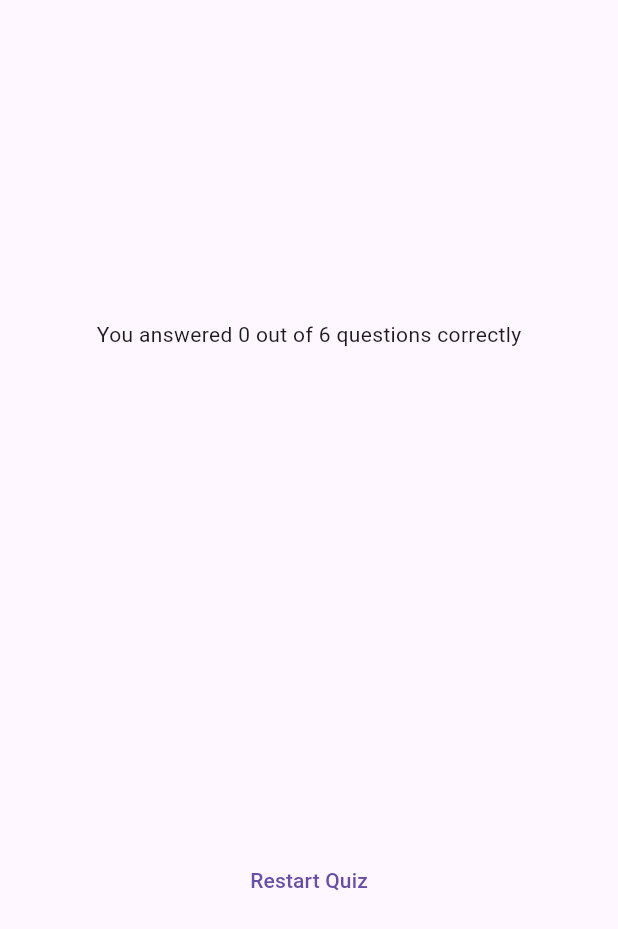
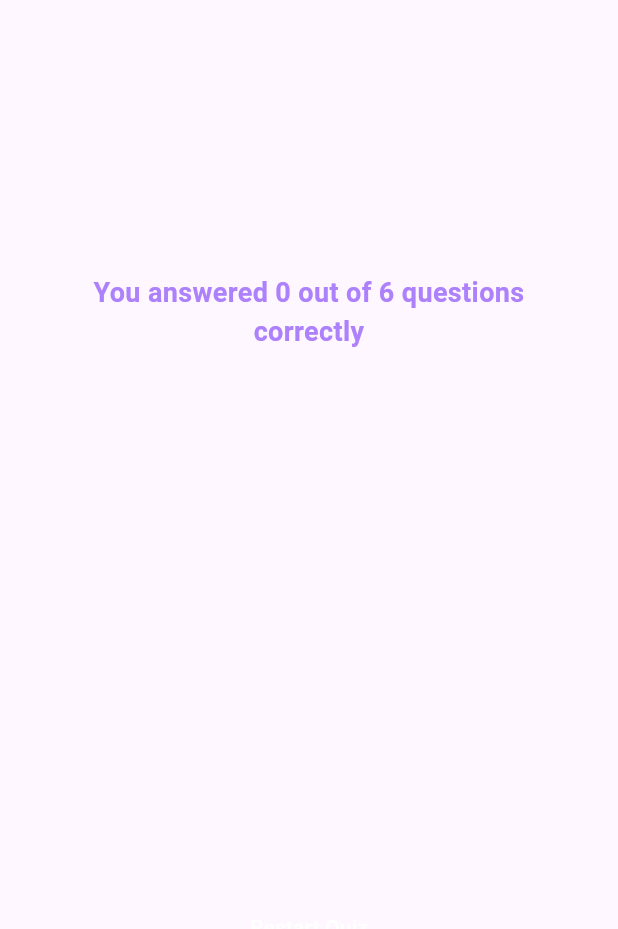
Before and after one commit to Ramahadam/Flutter-Learning, a Flutter app: the ResultsScreen widget shown alone on an empty page, opened directly with empty values, on a phone screen of 412 x 824 dp. Shown: the top 929 px of the screen. Run offline on Flutter 3.47's test engine with Material 3 defaults, Android fonts, the phone set to English and light mode, and no system bars; our stand-ins replace google_fonts.

Commit message:
feat(summary): style summary results widget

```diff
--- a/adv_basics/lib/results_screen.dart
+++ b/adv_basics/lib/results_screen.dart
@@ -37,10 +37,23 @@ class ResultsScreen extends StatelessWidget {
           children: [
             Text(
               'You answered $numCorrectQuestions out of $numTotalQuestions questions correctly',
+              style: TextStyle(
+                color: const Color.fromARGB(255, 173, 128, 252),
+                fontWeight: FontWeight.bold,
+                fontSize: 18,
+              ),
+              textAlign: TextAlign.center,
             ),
+            SizedBox(height: 30),
             QuestionsSummary(summaryData: summaryData),
             SizedBox(height: 30),
-            TextButton(onPressed: () {}, child: Text('Restart Quiz')),
+            TextButton(
+              onPressed: () {},
+              child: Text(
+                'Restart Quiz',
+                style: TextStyle(color: Colors.white),
+              ),
+            ),
           ],
         ),
       ),
```
Also changed, not shown: adv_basics/lib/questions_summary.dart (+32 -7 lines).
